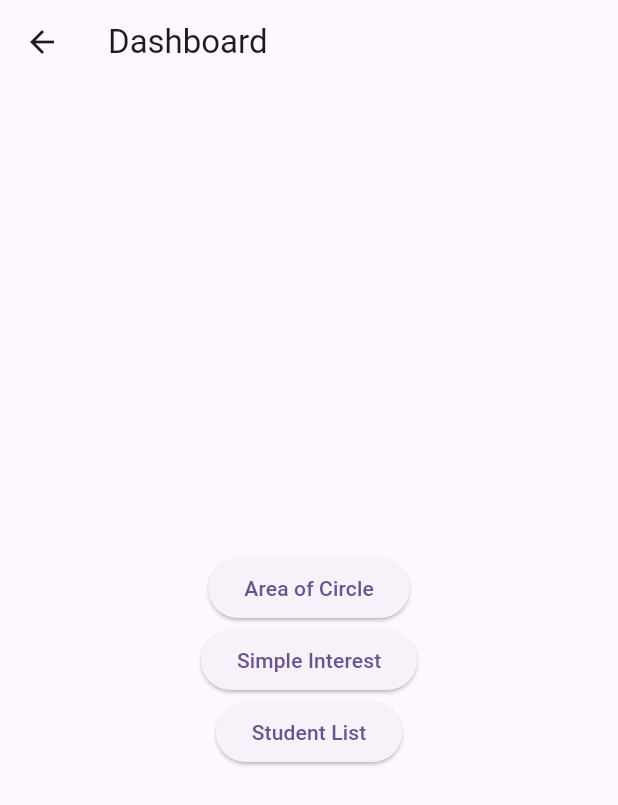
After one commit to SambridhiGhimire/classwork-, a Flutter app: the DashboardScreen screen opened directly, on a phone screen of 412 x 824 dp. The commit adds this screen. Shown: the top 805 px of the screen. Run offline on Flutter 3.47's test engine with Material 3 defaults, Android fonts, the phone set to English and light mode, and no system bars.

Commit message:
dashboard

```diff
--- a/lib/screens/area_of_circle_screen.dart
+++ b/lib/screens/area_of_circle_screen.dart
@@ -1,7 +1,4 @@
 import 'package:flutter/material.dart';
-import 'package:flutter_bloc/flutter_bloc.dart';
-import '../blocs/area_of_circle/area_of_circle_bloc.dart';
-import '../blocs/area_of_circle/area_of_circle_event.dart';
 
 class AreaOfCircleScreen extends StatelessWidget {
   final TextEditingController _radiusController = TextEditingController();
--- /dev/null
+++ b/lib/screens/dashboard_screen.dart
@@ -0,0 +1,29 @@
+import 'package:flutter/material.dart';
+
+class DashboardScreen extends StatelessWidget {
+  @override
+  Widget build(BuildContext context) {
+    return Scaffold(
+      appBar: AppBar(title: Text('Dashboard')),
+      body: Center(
+        child: Column(
+          mainAxisAlignment: MainAxisAlignment.center,
+          children: [
+            ElevatedButton(
+              onPressed: () => Navigator.pushNamed(context, '/area'),
+              child: Text('Area of Circle'),
+            ),
+            ElevatedButton(
+              onPressed: () => Navigator.pushNamed(context, '/interest'),
+              child: Text('Simple Interest'),
+            ),
+            ElevatedButton(
+              onPressed: () => Navigator.pushNamed(context, '/students'),
+              child: Text('Student List'),
+            ),
+          ],
+        ),
+      ),
+    );
+  }
+}
```
